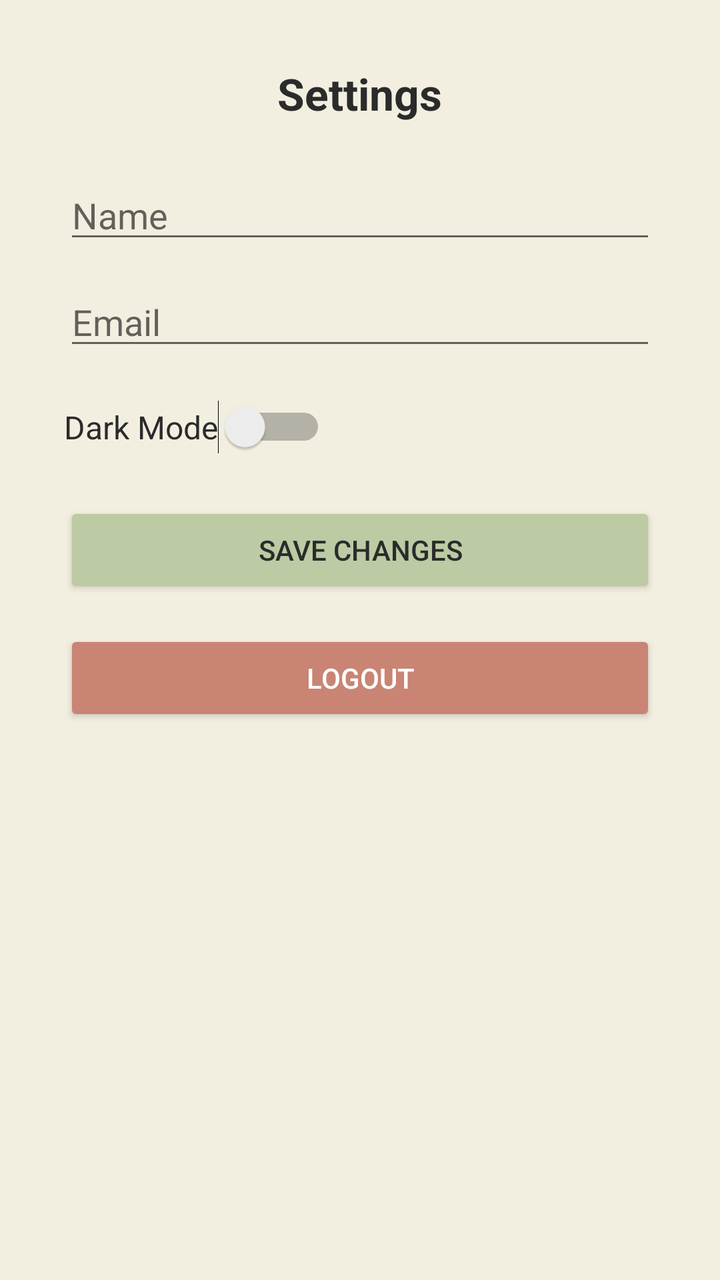
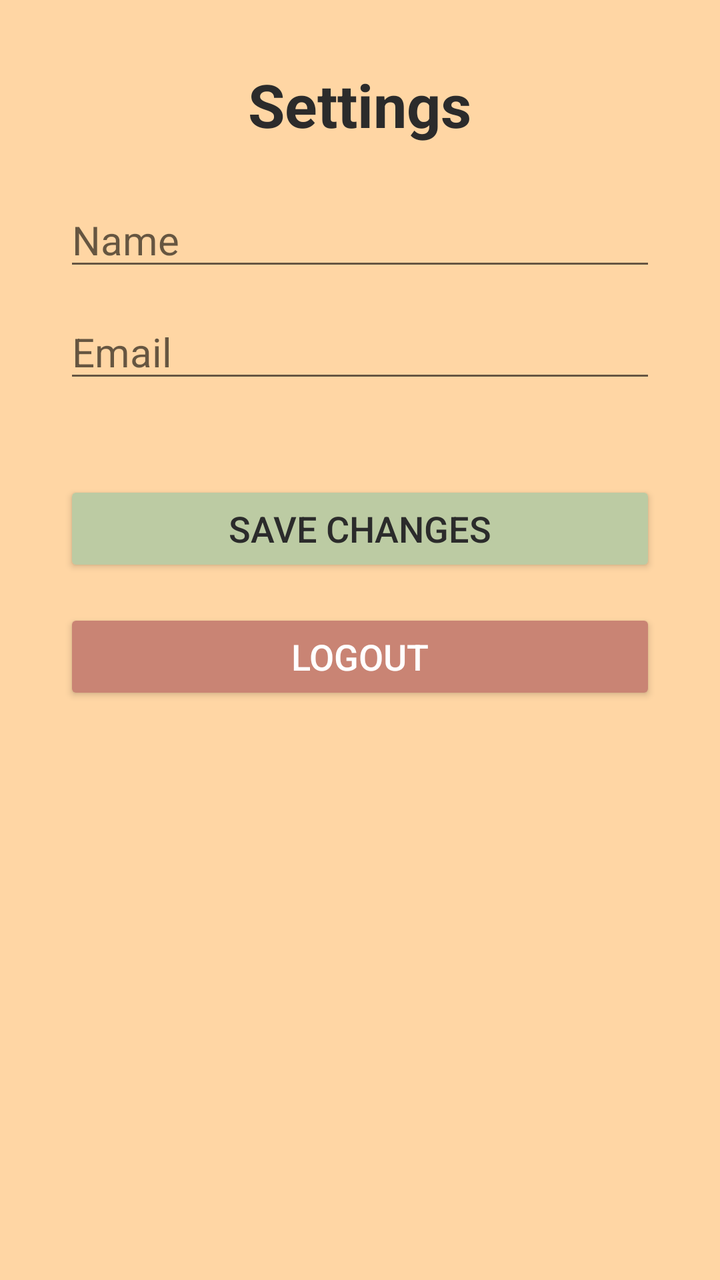

Screens rendered from an Android XML layout before and after an edit, with the pre-edit source and the edit as a unified diff.
<!-- AndroidManifest.xml: application theme Theme.Group4mco -->
<!-- res/layout/activity_settings.xml -->
<?xml version="1.0" encoding="utf-8"?>
<ScrollView xmlns:android="http://schemas.android.com/apk/res/android"
    android:background="#F3EFE0"
    android:layout_width="match_parent"
    android:layout_height="match_parent">

    <LinearLayout
        android:orientation="vertical"
        android:padding="32dp"
        android:gravity="center"
        android:layout_width="match_parent"
        android:layout_height="wrap_content">

        <TextView
            android:layout_width="wrap_content"
            android:layout_height="wrap_content"
            android:text="Settings"
            android:textSize="22sp"
            android:textStyle="bold"
            android:textColor="#2B2B2B"
            android:layout_marginBottom="24dp" />

        <EditText
            android:id="@+id/settingsName"
            android:hint="Name"
            android:layout_width="match_parent"
            android:layout_height="wrap_content" />

        <EditText
            android:id="@+id/settingsEmail"
            android:hint="Email"
            android:inputType="textEmailAddress"
            android:layout_marginTop="12dp"
            android:layout_width="match_parent"
            android:layout_height="wrap_content" />

        <LinearLayout
            android:orientation="horizontal"
            android:gravity="center_vertical"
            android:layout_width="match_parent"
            android:layout_height="wrap_content"
            android:layout_marginTop="20dp"
            android:weightSum="1">


            <TextView
                android:text="Dark Mode"
                android:textColor="#2B2B2B"
                android:textSize="16sp"
                android:layout_gravity="center_vertical"
                android:layout_width="wrap_content"
                android:layout_height="wrap_content" />

            <Switch
                android:id="@+id/themeSwitch"
                android:layout_width="wrap_content"
                android:layout_height="wrap_content" />
        </LinearLayout>

        <Button
            android:id="@+id/saveSettingsBtn"
            android:text="Save Changes"
            android:backgroundTint="#BCCBA3"
            android:textColor="#2B2B2B"
            android:layout_marginTop="24dp"
            android:layout_width="match_parent"
            android:layout_height="wrap_content" />

        <Button
            android:id="@+id/logoutBtn"
            android:text="Logout"
            android:backgroundTint="#C98474"
            android:textColor="#FFFFFF"
            android:layout_marginTop="16dp"
            android:layout_width="match_parent"
            android:layout_height="wrap_content" />

    </LinearLayout>
</ScrollView>
<!-- resources referenced by this layout -->
<resources>
  <style name="Theme.Group4mco" parent="Theme.AppCompat.Light.NoActionBar" />
</resources>

<!-- the commit's change to res/layout/activity_settings.xml (unified diff, before → after) -->
@@ -1,6 +1,6 @@
 <?xml version="1.0" encoding="utf-8"?>
 <ScrollView xmlns:android="http://schemas.android.com/apk/res/android"
-    android:background="#F3EFE0"
+    android:background="#FFD6A4"
     android:layout_width="match_parent"
     android:layout_height="match_parent">
 
@@ -14,25 +14,27 @@
         <TextView
             android:layout_width="wrap_content"
             android:layout_height="wrap_content"
+            android:layout_marginBottom="24dp"
             android:text="Settings"
-            android:textSize="22sp"
-            android:textStyle="bold"
             android:textColor="#2B2B2B"
-            android:layout_marginBottom="24dp" />
+            android:textSize="30sp"
+            android:textStyle="bold" />
 
         <EditText
             android:id="@+id/settingsName"
+            android:layout_width="match_parent"
+            android:layout_height="wrap_content"
             android:hint="Name"
-            android:layout_width="match_parent"
-            android:layout_height="wrap_content" />
+            android:textSize="20sp" />
 
         <EditText
             android:id="@+id/settingsEmail"
+            android:layout_width="match_parent"
+            android:layout_height="wrap_content"
+            android:layout_marginTop="12dp"
             android:hint="Email"
             android:inputType="textEmailAddress"
-            android:layout_marginTop="12dp"
-            android:layout_width="match_parent"
-            android:layout_height="wrap_content" />
+            android:textSize="20sp" />
 
         <LinearLayout
             android:orientation="horizontal"
@@ -40,40 +42,27 @@
             android:layout_width="match_parent"
             android:layout_height="wrap_content"
             android:layout_marginTop="20dp"
-            android:weightSum="1">
-
-
-            <TextView
-                android:text="Dark Mode"
-                android:textColor="#2B2B2B"
-                android:textSize="16sp"
-                android:layout_gravity="center_vertical"
-                android:layout_width="wrap_content"
-                android:layout_height="wrap_content" />
-
-            <Switch
-                android:id="@+id/themeSwitch"
-                android:layout_width="wrap_content"
-                android:layout_height="wrap_content" />
-        </LinearLayout>
+            android:weightSum="1"/>
 
         <Button
             android:id="@+id/saveSettingsBtn"
+            android:layout_width="match_parent"
+            android:layout_height="wrap_content"
+            android:layout_marginTop="24dp"
+            android:backgroundTint="#BCCBA3"
             android:text="Save Changes"
-            android:backgroundTint="#BCCBA3"
             android:textColor="#2B2B2B"
-            android:layout_marginTop="24dp"
-            android:layout_width="match_parent"
-            android:layout_height="wrap_content" />
+            android:textSize="18sp" />
 
         <Button
             android:id="@+id/logoutBtn"
+            android:layout_width="match_parent"
+            android:layout_height="wrap_content"
+            android:layout_marginTop="16dp"
+            android:backgroundTint="#C98474"
             android:text="Logout"
-            android:backgroundTint="#C98474"
             android:textColor="#FFFFFF"
-            android:layout_marginTop="16dp"
-            android:layout_width="match_parent"
-            android:layout_height="wrap_content" />
+            android:textSize="18sp" />
 
     </LinearLayout>
 </ScrollView>
